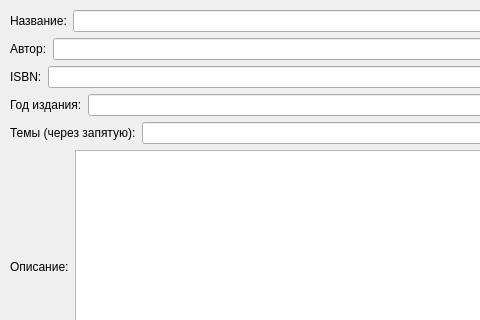
Old version of the form addbookwindow.ui in the repository CheshireCat26/Library; both pictures show x 0 to 480 and y 0 to 320 of the 646 by 464 pixel window.
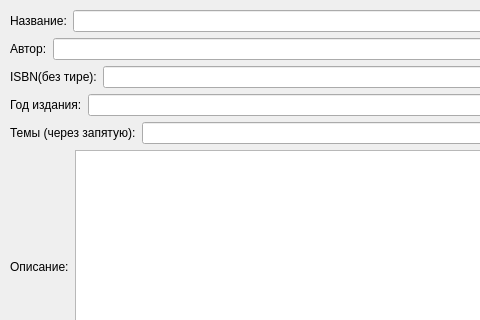
New version of the form.

```diff
--- a/addbookwindow.ui
+++ b/addbookwindow.ui
@@ -63,7 +63,7 @@
        <item>
         <widget class="QLabel" name="label_3">
          <property name="text">
-          <string>ISBN:</string>
+          <string>ISBN(без тире):</string>
          </property>
         </widget>
        </item>
```
